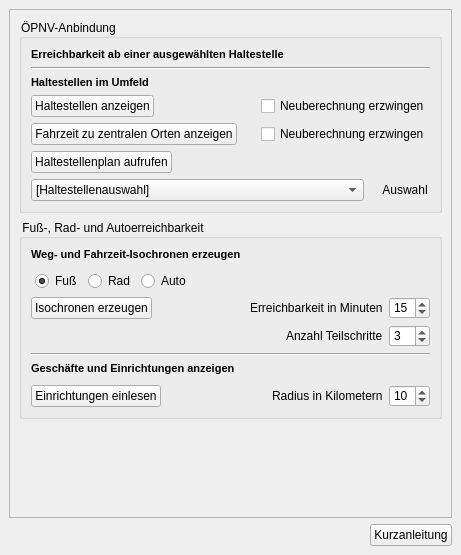
Before: the Qt Designer form projektcheck/ui/ProjektCheck_dockwidget_analysis_02-Err.ui in projektcheck/ProjektCheck-QGIS, drawn with Qt 5.
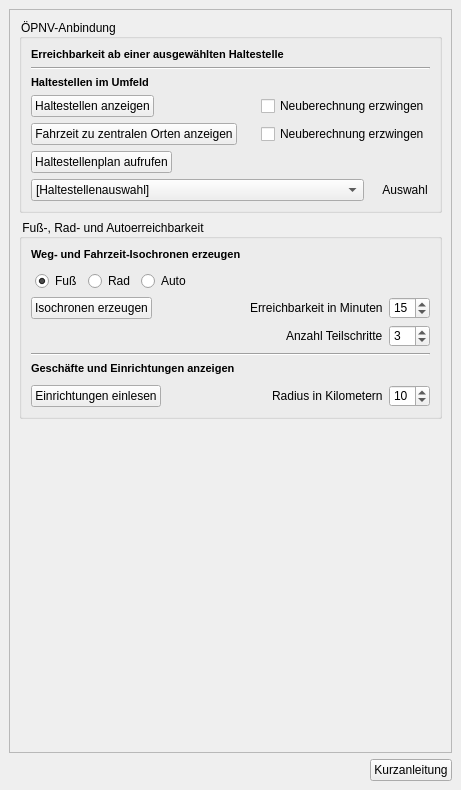
After: the same form once the commit is applied. Icons and pictures are not drawn. Custom widgets are drawn as their Qt base class.

Commit message: finshed design using QgsCollapsibleGroupBoxes and ScrollAreas

The edit to the form file:
```diff
--- a/projektcheck/ui/ProjektCheck_dockwidget_analysis_02-Err.ui
+++ b/projektcheck/ui/ProjektCheck_dockwidget_analysis_02-Err.ui
@@ -7,7 +7,7 @@
     <x>0</x>
     <y>0</y>
     <width>461</width>
-    <height>555</height>
+    <height>790</height>
    </rect>
   </property>
   <property name="styleSheet">
@@ -74,7 +74,7 @@
          <x>0</x>
          <y>0</y>
          <width>441</width>
-         <height>481</height>
+         <height>716</height>
         </rect>
        </property>
        <layout class="QVBoxLayout" name="verticalLayout_2">
```
Left out of the diff: 8 changed lines with no effect on the pictures. The commit also changes 7 other files.
